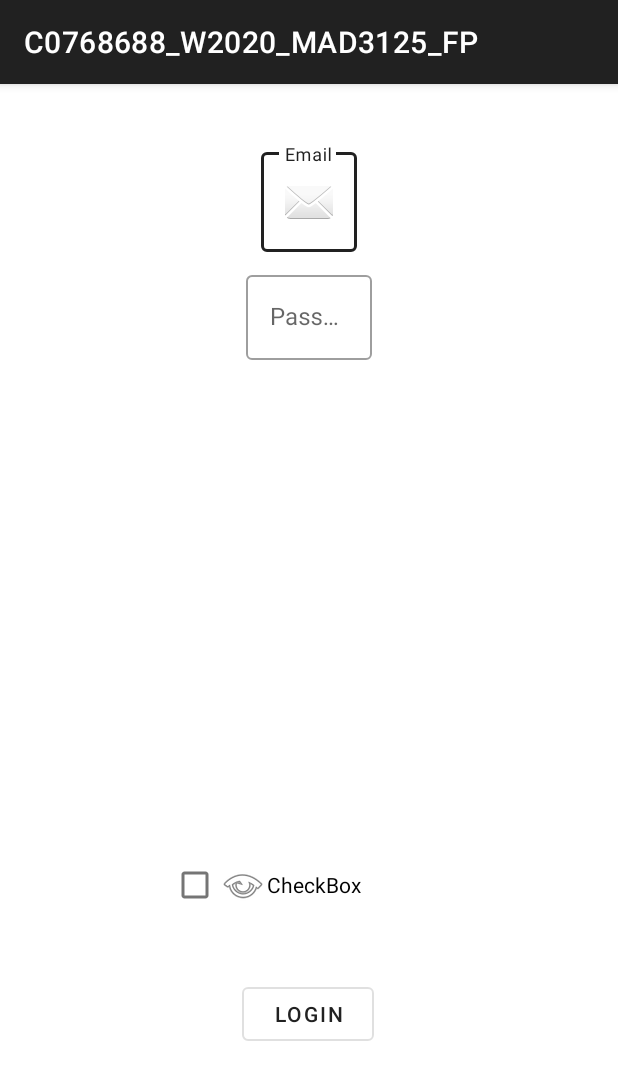
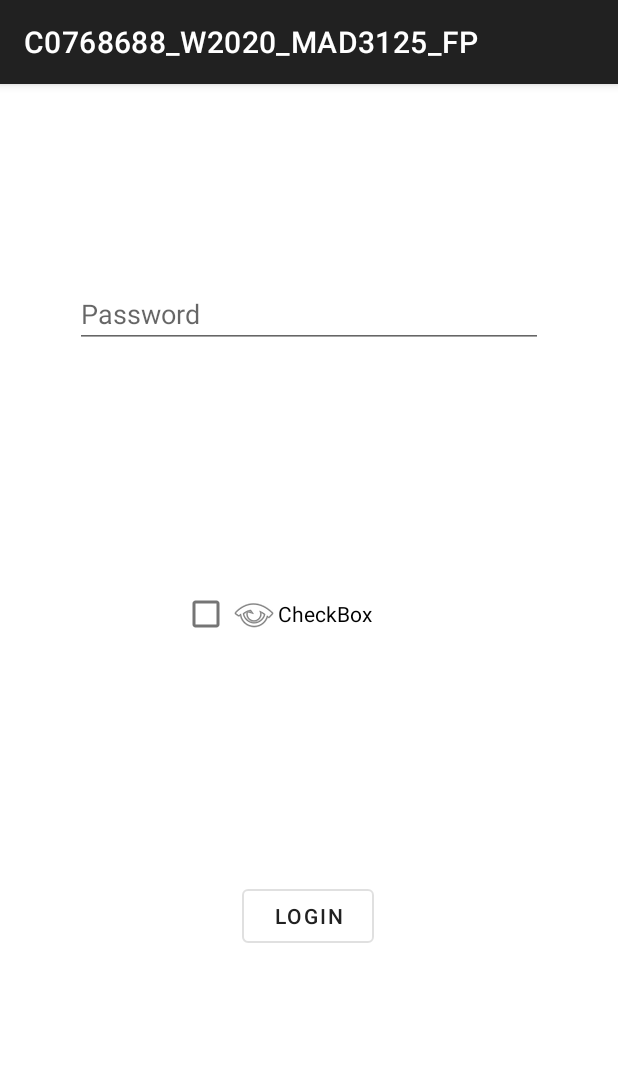
Before and after one commit to GagandeepKaur97/C0768688_W2020_MAD3125_FP, an Android app: the screen it shows after launch (login_screen), on a phone screen of 412 x 824 dp. Shown: the top 1080 px of the screen. Run offline under Robolectric (Android 15) with nearby library versions, the phone set to English and light mode, and no system bars.

Commit message:
[gk] modified

```diff
--- a/app/src/main/java/com/gagan/c0768688_w2020_mad3125_fp/customer.java
+++ b/app/src/main/java/com/gagan/c0768688_w2020_mad3125_fp/customer.java
@@ -68,7 +68,7 @@ public class customer implements Serializable {
         this.totalAmountToPay = totalAmountToPay;
     }
 
-    public customer(String customerId, String firstName, String lastName, String fullName, String email, ArrayList<Bill> bills, Double totalAmountToPay) {
+    public customer(String customerId, String firstName, String lastName,  String email) {
         this.customerId = customerId;
         this.firstName = firstName;
         this.lastName = lastName;
--- a/app/src/main/java/com/gagan/c0768688_w2020_mad3125_fp/login_screen.java
+++ b/app/src/main/java/com/gagan/c0768688_w2020_mad3125_fp/login_screen.java
@@ -29,8 +29,8 @@ public class login_screen extends AppCompatActivity {
         setContentView(R.layout.activity_login_screen);
 
 
-        Email = findViewById(R.id.Email);
-        Password = findViewById(R.id.password);
+        Email = findViewById(R.id.emailt);
+        Password = findViewById(R.id.passwordt);
         login = findViewById(R.id.button);
         Remember = findViewById(R.id.checkBox);
 
--- a/app/src/main/res/layout/activity_login_screen.xml
+++ b/app/src/main/res/layout/activity_login_screen.xml
@@ -12,13 +12,15 @@
         android:layout_width="wrap_content"
         android:layout_height="wrap_content"
         android:layout_marginStart="70dp"
+        android:layout_marginTop="10dp"
         android:layout_marginEnd="70dp"
-        android:layout_marginBottom="124dp"
+        android:layout_marginBottom="70dp"
         android:text="@string/login"
         app:layout_constraintBottom_toBottomOf="parent"
         app:layout_constraintEnd_toEndOf="parent"
         app:layout_constraintHorizontal_bias="0.497"
-        app:layout_constraintStart_toStartOf="parent" />
+        app:layout_constraintStart_toStartOf="parent"
+        app:layout_constraintTop_toBottomOf="@+id/checkBox" />
 
 
     <ImageView
@@ -26,18 +28,18 @@
         android:layout_width="183dp"
         android:layout_height="208dp"
         android:layout_marginBottom="73dp"
+        android:contentDescription="@string/todo"
         app:layout_constraintBottom_toTopOf="@+id/Email"
         app:layout_constraintEnd_toEndOf="parent"
         app:layout_constraintHorizontal_bias="0.438"
         app:layout_constraintStart_toStartOf="parent"
         app:layout_constraintTop_toTopOf="parent"
         app:layout_constraintVertical_bias="0.0"
-        app:srcCompat="@android:drawable/btn_star_big_on"
-        android:contentDescription="@string/todo" />
+        app:srcCompat="@android:drawable/btn_star_big_on" />
 
     <com.google.android.material.textfield.TextInputLayout
+        android:id="@+id/Email"
         style="@style/Widget.MaterialComponents.TextInputLayout.OutlinedBox"
-        android:id="@+id/Email"
         android:layout_width="wrap_content"
         android:layout_height="wrap_content"
         android:layout_marginStart="70dp"
@@ -47,16 +49,6 @@
         app:layout_constraintEnd_toEndOf="parent"
         app:layout_constraintStart_toStartOf="parent"
         app:layout_constraintTop_toTopOf="parent">
-        <com.google.android.material.textfield.TextInputEditText
-
-            android:id="@+id/emailTextInputEditText"
-            android:layout_width="match_parent"
-            android:layout_height="wrap_content"
-            android:drawableStart="@android:drawable/ic_dialog_email"
-            android:hint="@string/email"
-            tools:layout_editor_absoluteX="140dp"
-            tools:layout_editor_absoluteY="244dp"
-            tools:ignore="MissingConstraints" />
 
     </com.google.android.material.textfield.TextInputLayout>
 
@@ -72,37 +64,57 @@
         app:layout_constraintStart_toStartOf="parent"
         app:layout_constraintTop_toBottomOf="@+id/Email">
 
-        <com.google.android.material.textfield.TextInputEditText
-            android:id="@+id/passwordTextInputEditText"
-            android:layout_width="match_parent"
-            android:layout_height="wrap_content"
 
-            android:hint="@string/password"
-            android:inputType="textPassword"
-            tools:layout_editor_absoluteX="140dp"
-            tools:layout_editor_absoluteY="355dp" />
-
-
-    </com.google.android.material.textfield.TextInputLayout >
+    </com.google.android.material.textfield.TextInputLayout>
 
     <com.google.android.material.checkbox.MaterialCheckBox
         android:id="@+id/checkBox"
         android:layout_width="169dp"
         android:layout_height="36dp"
-        android:layout_marginStart="70dp"
-        android:layout_marginTop="288dp"
-        android:layout_marginEnd="70dp"
+        android:layout_marginStart="110dp"
+        android:layout_marginTop="20dp"
+        android:layout_marginEnd="110dp"
+        android:layout_marginBottom="30dp"
         android:drawableStart="@android:drawable/ic_menu_view"
         android:text="@string/checkbox"
         android:theme="@style/CheckTheme"
         app:layout_constraintBottom_toTopOf="@+id/button"
         app:layout_constraintEnd_toEndOf="parent"
-        app:layout_constraintHorizontal_bias="0.431"
         app:layout_constraintStart_toStartOf="parent"
-        app:layout_constraintTop_toBottomOf="@+id/password" />
+        app:layout_constraintTop_toBottomOf="@+id/passwordt" />
 
+    <com.google.android.material.textfield.TextInputEditText
 
+        android:id="@+id/emailt"
+        android:layout_width="match_parent"
+        android:layout_height="wrap_content"
+        android:layout_marginStart="50dp"
+        android:layout_marginTop="27dp"
+        android:layout_marginEnd="50dp"
+        android:layout_marginBottom="10dp"
+        android:drawableStart="@android:drawable/ic_dialog_email"
+        android:hint="@string/email"
+        app:layout_constraintBottom_toTopOf="@+id/passwordt"
+        app:layout_constraintEnd_toEndOf="parent"
+        app:layout_constraintStart_toStartOf="parent"
+        app:layout_constraintTop_toBottomOf="@+id/imageView"
+        tools:ignore="MissingConstraints" />
 
+    <com.google.android.material.textfield.TextInputEditText
+        android:id="@+id/passwordt"
+        android:layout_width="match_parent"
+        android:layout_height="wrap_content"
+
+        android:layout_marginStart="50dp"
+        android:layout_marginTop="10dp"
+        android:layout_marginEnd="50dp"
+        android:layout_marginBottom="20dp"
+        android:hint="@string/password"
+        android:inputType="textPassword"
+        app:layout_constraintBottom_toTopOf="@+id/checkBox"
+        app:layout_constraintEnd_toEndOf="parent"
+        app:layout_constraintStart_toStartOf="parent"
+        app:layout_constraintTop_toBottomOf="@+id/emailt" />
 
 
 </androidx.constraintlayout.widget.ConstraintLayout>
```
